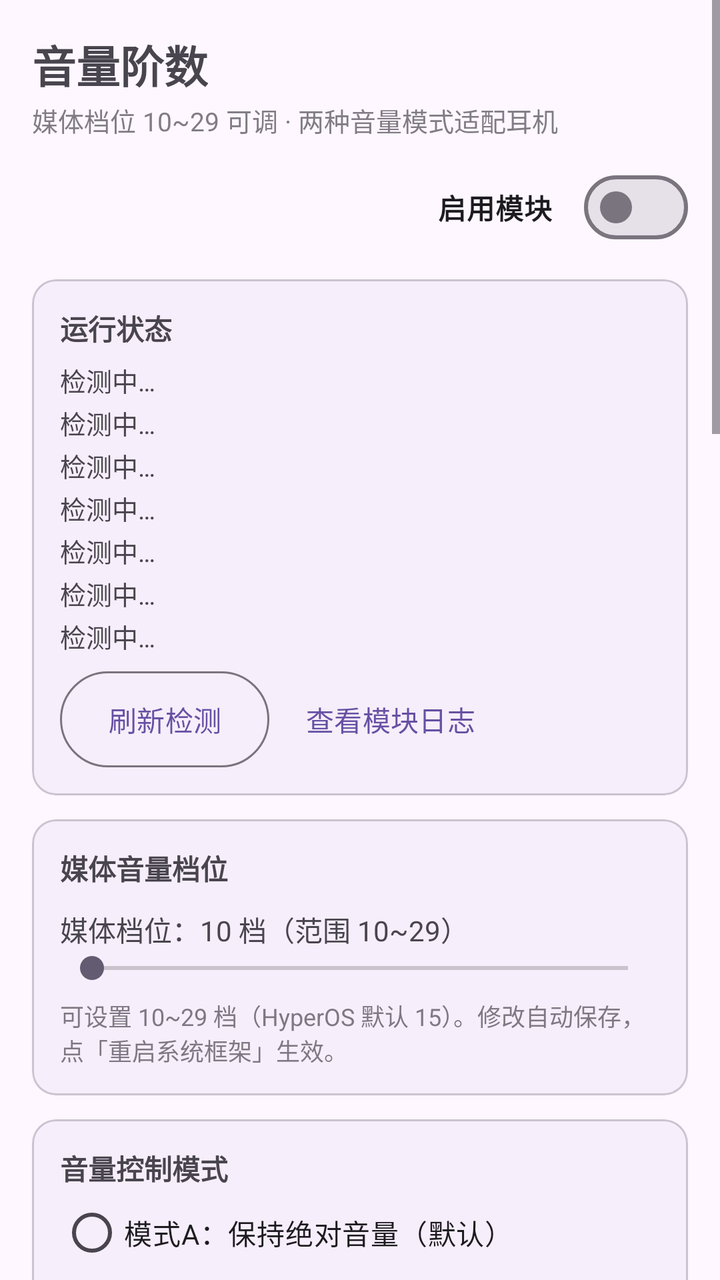
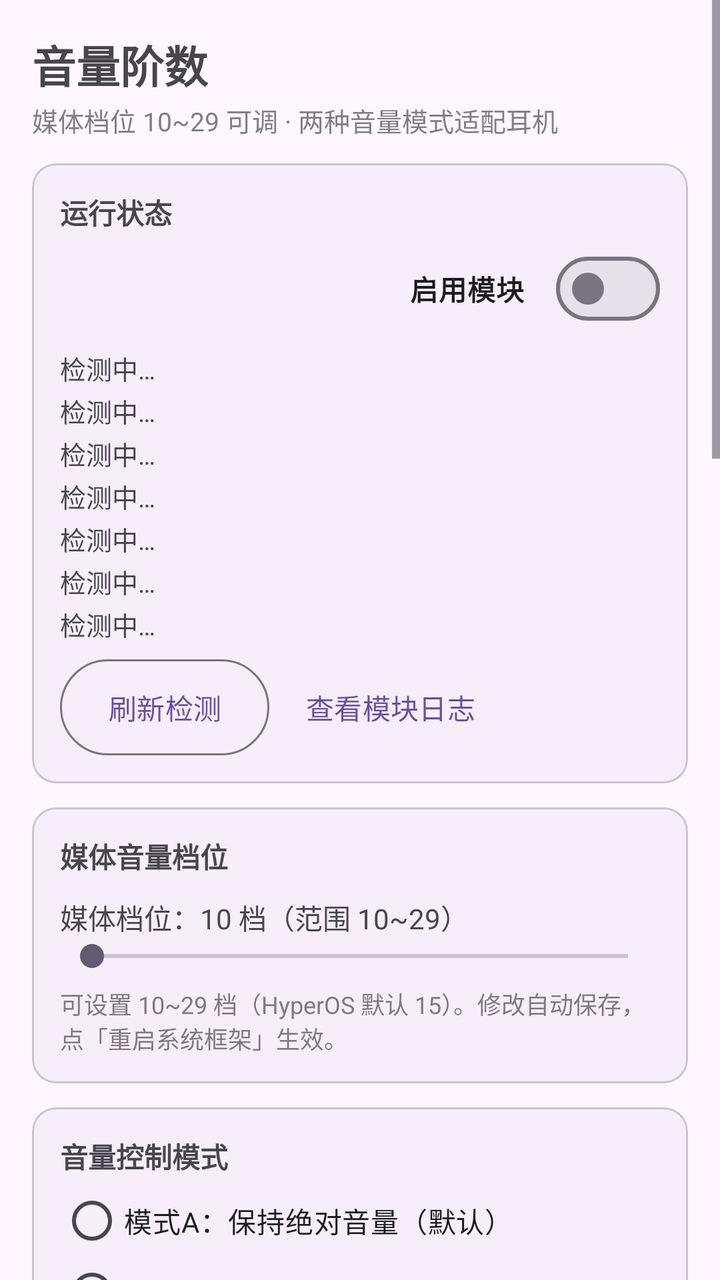

Two renders of the same Android screen: before a commit and after it. Below are the layout's source before the change and the commit's diff.
<!-- AndroidManifest.xml: application theme Theme.VolumeControl -->
<!-- res/layout/activity_main.xml -->
<?xml version="1.0" encoding="utf-8"?>
<ScrollView xmlns:android="http://schemas.android.com/apk/res/android"
    xmlns:app="http://schemas.android.com/apk/res-auto"
    android:layout_width="match_parent"
    android:layout_height="match_parent"
    android:fitsSystemWindows="true"
    android:fillViewport="true">

    <LinearLayout
        android:layout_width="match_parent"
        android:layout_height="wrap_content"
        android:orientation="vertical"
        android:padding="16dp">

        <TextView
            android:layout_width="wrap_content"
            android:layout_height="wrap_content"
            android:text="@string/app_name"
            android:textSize="22sp"
            android:textStyle="bold" />

        <TextView
            android:layout_width="wrap_content"
            android:layout_height="wrap_content"
            android:layout_marginTop="2dp"
            android:alpha="0.7"
            android:text="@string/app_subtitle"
            android:textSize="13sp" />

        <com.google.android.material.materialswitch.MaterialSwitch
            android:id="@+id/switchEnable"
            android:layout_width="wrap_content"
            android:layout_height="wrap_content"
            android:layout_gravity="end"
            android:layout_marginTop="10dp"
            android:text="@string/label_enable"
            android:textStyle="bold" />

        
        <com.google.android.material.card.MaterialCardView
            android:layout_width="match_parent"
            android:layout_height="wrap_content"
            android:layout_marginTop="12dp"
            app:cardCornerRadius="12dp"
            app:cardElevation="1dp">

            <LinearLayout
                android:layout_width="match_parent"
                android:layout_height="wrap_content"
                android:orientation="vertical"
                android:padding="14dp">

                <TextView
                    android:layout_width="wrap_content"
                    android:layout_height="wrap_content"
                    android:text="@string/sec_status"
                    android:textStyle="bold" />

                <TextView
                    android:id="@+id/tvStatusRoot"
                    android:layout_width="match_parent"
                    android:layout_height="wrap_content"
                    android:layout_marginTop="6dp"
                    android:text="@string/status_detecting"
                    android:textSize="13sp" />

                <TextView
                    android:id="@+id/tvStatusLsposed"
                    android:layout_width="match_parent"
                    android:layout_height="wrap_content"
                    android:layout_marginTop="2dp"
                    android:text="@string/status_detecting"
                    android:textSize="13sp" />

                <TextView
                    android:id="@+id/tvStatusVolume"
                    android:layout_width="match_parent"
                    android:layout_height="wrap_content"
                    android:layout_marginTop="2dp"
                    android:text="@string/status_detecting"
                    android:textSize="13sp" />

                <TextView
                    android:id="@+id/tvStatusModule"
                    android:layout_width="match_parent"
                    android:layout_height="wrap_content"
                    android:layout_marginTop="2dp"
                    android:text="@string/status_detecting"
                    android:textSize="13sp" />

                <TextView
                    android:id="@+id/tvStatusBt"
                    android:layout_width="match_parent"
                    android:layout_height="wrap_content"
                    android:layout_marginTop="2dp"
                    android:text="@string/status_detecting"
                    android:textSize="13sp" />

                <TextView
                    android:id="@+id/tvStatusConfig"
                    android:layout_width="match_parent"
                    android:layout_height="wrap_content"
                    android:layout_marginTop="2dp"
                    android:text="@string/status_detecting"
                    android:textSize="13sp" />

                <TextView
                    android:id="@+id/tvStatusAv"
                    android:layout_width="match_parent"
                    android:layout_height="wrap_content"
                    android:layout_marginTop="2dp"
                    android:text="@string/status_detecting"
                    android:textSize="13sp" />

                <LinearLayout
                    android:layout_width="match_parent"
                    android:layout_height="wrap_content"
                    android:layout_marginTop="8dp"
                    android:orientation="horizontal">

                    <com.google.android.material.button.MaterialButton
                        android:id="@+id/btnRefresh"
                        style="@style/Widget.Material3.Button.OutlinedButton"
                        android:layout_width="wrap_content"
                        android:layout_height="wrap_content"
                        android:insetTop="0dp"
                        android:insetBottom="0dp"
                        android:text="@string/btn_refresh" />

                    <com.google.android.material.button.MaterialButton
                        android:id="@+id/btnLogs"
                        style="@style/Widget.Material3.Button.TextButton"
                        android:layout_width="wrap_content"
                        android:layout_height="wrap_content"
                        android:layout_marginStart="6dp"
                        android:insetTop="0dp"
                        android:insetBottom="0dp"
                        android:text="@string/btn_logs" />
                </LinearLayout>
            </LinearLayout>
        </com.google.android.material.card.MaterialCardView>

        
        <com.google.android.material.card.MaterialCardView
            android:layout_width="match_parent"
            android:layout_height="wrap_content"
            android:layout_marginTop="12dp"
            app:cardCornerRadius="12dp"
            app:cardElevation="1dp">

            <LinearLayout
                android:layout_width="match_parent"
                android:layout_height="wrap_content"
                android:orientation="vertical"
                android:padding="14dp">

                <TextView
                    android:layout_width="wrap_content"
                    android:layout_height="wrap_content"
                    android:text="@string/sec_media"
                    android:textStyle="bold" />

                <TextView
                    android:id="@+id/tvMediaSteps"
                    android:layout_width="match_parent"
                    android:layout_height="wrap_content"
                    android:layout_marginTop="10dp"
                    android:textSize="14sp"
                    android:text="@string/label_media_steps_default" />

                <SeekBar
                    android:id="@+id/seekMediaSteps"
                    android:layout_width="match_parent"
                    android:layout_height="wrap_content"
                    android:max="19" />

                <TextView
                    android:layout_width="match_parent"
                    android:layout_height="wrap_content"
                    android:layout_marginTop="6dp"
                    android:alpha="0.7"
                    android:text="@string/media_hint"
                    android:textSize="12sp" />
            </LinearLayout>
        </com.google.android.material.card.MaterialCardView>

        
        <com.google.android.material.card.MaterialCardView
            android:layout_width="match_parent"
            android:layout_height="wrap_content"
            android:layout_marginTop="12dp"
            app:cardCornerRadius="12dp"
            app:cardElevation="1dp">

            <LinearLayout
                android:layout_width="match_parent"
                android:layout_height="wrap_content"
                android:orientation="vertical"
                android:padding="14dp">

                <TextView
                    android:layout_width="wrap_content"
                    android:layout_height="wrap_content"
                    android:text="@string/sec_bt"
                    android:textStyle="bold" />

                <RadioGroup
                    android:id="@+id/radioBtMode"
                    android:layout_width="match_parent"
                    android:layout_height="wrap_content"
                    android:layout_marginTop="4dp"
                    android:orientation="vertical">

                    <RadioButton
                        android:id="@+id/radioModeAbsolute"
                        android:layout_width="match_parent"
                        android:layout_height="wrap_content"
                        android:minHeight="36dp"
                        android:text="@string/mode_absolute" />

                    <RadioButton
                        android:id="@+id/radioModeSoftware"
                        android:layout_width="match_parent"
                        android:layout_height="wrap_content"
                        android:minHeight="36dp"
                        android:text="@string/mode_software" />
                </RadioGroup>

                <TextView
                    android:layout_width="match_parent"
                    android:layout_height="wrap_content"
                    android:layout_marginTop="2dp"
                    android:alpha="0.7"
                    android:text="@string/mode_hint"
                    android:textSize="12sp" />

                <TextView
                    android:id="@+id/tvAvrcpSummary"
                    android:layout_width="match_parent"
                    android:layout_height="wrap_content"
                    android:layout_marginTop="10dp"
                    android:textSize="13sp" />

                <TextView
                    android:id="@+id/tvAvrcpDetail"
                    android:layout_width="match_parent"
                    android:layout_height="wrap_content"
                    android:layout_marginTop="6dp"
                    android:fontFamily="monospace"
                    android:textSize="11sp" />
            </LinearLayout>
        </com.google.android.material.card.MaterialCardView>

        
        <com.google.android.material.card.MaterialCardView
            android:layout_width="match_parent"
            android:layout_height="wrap_content"
            android:layout_marginTop="12dp"
            app:cardCornerRadius="12dp"
            app:cardElevation="1dp">

            <LinearLayout
                android:layout_width="match_parent"
                android:layout_height="wrap_content"
                android:orientation="vertical"
                android:padding="14dp">

                <TextView
                    android:layout_width="wrap_content"
                    android:layout_height="wrap_content"
                    android:text="@string/sec_bt_range"
                    android:textStyle="bold" />

                <TextView
                    android:id="@+id/tvMinAbs"
                    android:layout_width="match_parent"
                    android:layout_height="wrap_content"
                    android:layout_marginTop="6dp"
                    android:textSize="14sp" />

                <SeekBar
                    android:id="@+id/seekMinAbs"
                    android:layout_width="match_parent"
                    android:layout_height="wrap_content"
                    android:max="127" />

                <TextView
                    android:id="@+id/tvMaxAbs"
                    android:layout_width="match_parent"
                    android:layout_height="wrap_content"
                    android:textSize="14sp" />

                <SeekBar
                    android:id="@+id/seekMaxAbs"
                    android:layout_width="match_parent"
                    android:layout_height="wrap_content"
                    android:max="127" />

                
                <TextView
                    android:id="@+id/tvAttenMultiplier"
                    android:layout_width="match_parent"
                    android:layout_height="wrap_content"
                    android:layout_marginTop="8dp"
                    android:textSize="14sp"
                    android:visibility="gone" />

                <SeekBar
                    android:id="@+id/seekAttenMultiplier"
                    android:layout_width="match_parent"
                    android:layout_height="wrap_content"
                    android:max="200"
                    android:progress="100"
                    android:visibility="gone" />

                <TextView
                    android:id="@+id/tvRangeHint"
                    android:layout_width="match_parent"
                    android:layout_height="wrap_content"
                    android:alpha="0.7"
                    android:text="@string/range_hint"
                    android:textSize="12sp" />
            </LinearLayout>
        </com.google.android.material.card.MaterialCardView>

        
        <com.google.android.material.card.MaterialCardView
            android:layout_width="match_parent"
            android:layout_height="wrap_content"
            android:layout_marginTop="12dp"
            app:cardCornerRadius="12dp"
            app:cardElevation="1dp">

            <LinearLayout
                android:layout_width="match_parent"
                android:layout_height="wrap_content"
                android:orientation="vertical"
                android:padding="14dp">

                <TextView
                    android:layout_width="wrap_content"
                    android:layout_height="wrap_content"
                    android:text="@string/sec_actions"
                    android:textStyle="bold" />

                <TextView
                    android:id="@+id/tvPending"
                    android:layout_width="match_parent"
                    android:layout_height="wrap_content"
                    android:layout_marginTop="6dp"
                    android:textSize="13sp" />

                <com.google.android.material.button.MaterialButton
                    android:id="@+id/btnApplyChanges"
                    style="@style/Widget.Material3.Button.TonalButton"
                    android:layout_width="match_parent"
                    android:layout_height="wrap_content"
                    android:layout_marginTop="8dp"
                    android:text="@string/btn_apply_changes" />

                <com.google.android.material.button.MaterialButton
                    android:id="@+id/btnRestartBt"
                    style="@style/Widget.Material3.Button.OutlinedButton"
                    android:layout_width="match_parent"
                    android:layout_height="wrap_content"
                    android:layout_marginTop="8dp"
                    android:text="@string/btn_restart_bt" />

                <com.google.android.material.button.MaterialButton
                    android:id="@+id/btnApplyRestart"
                    android:layout_width="match_parent"
                    android:layout_height="wrap_content"
                    android:layout_marginTop="6dp"
                    android:text="@string/btn_apply_restart" />

                <com.google.android.material.button.MaterialButton
                    android:id="@+id/btnReset"
                    style="@style/Widget.Material3.Button.OutlinedButton"
                    android:layout_width="match_parent"
                    android:layout_height="wrap_content"
                    android:layout_marginTop="6dp"
                    android:text="@string/btn_reset" />

                <TextView
                    android:layout_width="match_parent"
                    android:layout_height="wrap_content"
                    android:layout_marginTop="10dp"
                    android:alpha="0.7"
                    android:text="@string/ops_hint"
                    android:textSize="12sp" />
            </LinearLayout>
        </com.google.android.material.card.MaterialCardView>

        
        <com.google.android.material.card.MaterialCardView
            android:layout_width="match_parent"
            android:layout_height="wrap_content"
            android:layout_marginTop="12dp"
            android:layout_marginBottom="16dp"
            app:cardCornerRadius="12dp"
            app:cardElevation="1dp">

            <LinearLayout
                android:layout_width="match_parent"
                android:layout_height="wrap_content"
                android:orientation="vertical"
                android:padding="14dp">

                <TextView
                    android:layout_width="wrap_content"
                    android:layout_height="wrap_content"
                    android:text="@string/sec_guide"
                    android:textStyle="bold" />

                <TextView
                    android:layout_width="match_parent"
                    android:layout_height="wrap_content"
                    android:layout_marginTop="6dp"
                    android:lineSpacingExtra="3dp"
                    android:text="@string/guide_text"
                    android:textSize="13sp" />
            </LinearLayout>
        </com.google.android.material.card.MaterialCardView>
    </LinearLayout>
</ScrollView>
<!-- resources referenced by this layout -->
<resources>
  <string name="app_name">音量阶数</string>
  <string name="app_subtitle">媒体档位 10~29 可调 · 两种音量模式适配耳机</string>
  <string name="btn_apply_changes">应用修改（模式/音量范围）</string>
  <string name="btn_apply_restart">重启系统框架（媒体档位数修改后）</string>
  <string name="btn_logs">查看模块日志</string>
  <string name="btn_refresh">刷新检测</string>
  <string name="btn_reset">恢复系统默认（关闭模块）</string>
  <string name="btn_restart_bt">重启蓝牙 (模式和音量范围调整后)</string>
  <string name="guide_text" formatted="false">1. 在 LSPosed 中启用本模块，然后重启系统框架（本页按钮即可）。
  
  2. 媒体音量档位：可设置 10~29 档（HyperOS 默认 15），只影响媒体流（音乐/视频）。修改档位数后点「重启系统框架」，期间黑屏属正常现象。
  
  3. 模式A（默认，保持绝对音量）：蓝牙耳机保持绝对音量控制，手机系统音量线性不变。minA&gt;0 时第 1 档的 AVRCP 音量 = 已设置的最小音量；minA=0 时保持系统默认线性。
  
  4. 模式B（低音量问题首选）：停用蓝牙绝对音量，由手机端软件衰减音频信号，耳机固定自身硬件音量；音量范围和衰减乘数对有线+蓝牙均生效。
  
  5. 音量范围：两种模式分别保存独立的音量范围（最小/最大/衰减乘数）。
  
  6. 生效方式：修改自动保存；切换模式或调整音量范围后点【应用修改】推送配置，下一次音量变化时即时生效，无需重启蓝牙。
  
  7. 恢复默认：点「恢复系统默认」并重启生效；或在 LSPosed 中停用模块后重启手机。
  
  8. 排查：状态区查看「系统配置键」与媒体档位是否生效；点「查看模块日志」查看模块自写日志。</string>
  <string name="label_enable">启用模块</string>
  <string name="label_media_steps_default">媒体档位：10 档（范围 10~29）</string>
  <string name="media_hint">可设置 10~29 档（HyperOS 默认 15）。修改自动保存，点「重启系统框架」生效。</string>
  <string name="mode_absolute">模式A：保持绝对音量（默认）</string>
  <string name="mode_hint" formatted="false">模式A：保持蓝牙耳机绝对音量控制，手机系统音量线性不变。模式B：停用蓝牙绝对音量，由手机端软件衰减音频，耳机固定自身硬件音量。两种模式的音量范围均对所有音频设备（有线 + 蓝牙）立即生效。</string>
  <string name="mode_software">模式B：停用绝对音量（手机端衰减）</string>
  <string name="ops_hint">修改后自动保存；点「应用修改」可手动推送。模式与音量范围切换不需重启蓝牙，仅媒体档位数修改后需点「重启系统框架」。</string>
  <string name="range_hint" formatted="false">两种模式分别保存独立的音量范围。模式A：仅对蓝牙耳机 AVRCP 映射生效（「最小」抬高第 1 档，「最大」限制最高音量）。模式B：对有线+蓝牙均生效，额外提供「衰减乘数」。</string>
  <string name="sec_actions">操作</string>
  <string name="sec_bt">音量控制模式</string>
  <string name="sec_bt_range">音量范围</string>
  <string name="sec_guide">使用说明</string>
  <string name="sec_media">媒体音量档位</string>
  <string name="sec_status">运行状态</string>
  <string name="status_detecting">检测中…</string>
  <style name="Theme.VolumeControl" parent="Theme.Material3.DayNight.NoActionBar" />
</resources>

<!-- the commit's change to res/layout/activity_main.xml (unified diff, before → after) -->
@@ -27,15 +27,6 @@
             android:text="@string/app_subtitle"
             android:textSize="13sp" />
 
-        <com.google.android.material.materialswitch.MaterialSwitch
-            android:id="@+id/switchEnable"
-            android:layout_width="wrap_content"
-            android:layout_height="wrap_content"
-            android:layout_gravity="end"
-            android:layout_marginTop="10dp"
-            android:text="@string/label_enable"
-            android:textStyle="bold" />
-
         
         <com.google.android.material.card.MaterialCardView
             android:layout_width="match_parent"
@@ -54,6 +45,15 @@
                     android:layout_width="wrap_content"
                     android:layout_height="wrap_content"
                     android:text="@string/sec_status"
+                    android:textStyle="bold" />
+
+                <com.google.android.material.materialswitch.MaterialSwitch
+                    android:id="@+id/switchEnable"
+                    android:layout_width="wrap_content"
+                    android:layout_height="wrap_content"
+                    android:layout_gravity="end"
+                    android:layout_marginTop="4dp"
+                    android:text="@string/label_enable"
                     android:textStyle="bold" />
 
                 <TextView
@@ -351,14 +351,6 @@
                     android:textSize="13sp" />
 
                 <com.google.android.material.button.MaterialButton
-                    android:id="@+id/btnApplyChanges"
-                    style="@style/Widget.Material3.Button.TonalButton"
-                    android:layout_width="match_parent"
-                    android:layout_height="wrap_content"
-                    android:layout_marginTop="8dp"
-                    android:text="@string/btn_apply_changes" />
-
-                <com.google.android.material.button.MaterialButton
                     android:id="@+id/btnRestartBt"
                     style="@style/Widget.Material3.Button.OutlinedButton"
                     android:layout_width="match_parent"
<!-- resource entries referenced after the edit -->
@@ -2,23 +2,22 @@
 <resources>
   <string name="app_name">音量阶数</string>
   <string name="app_subtitle">媒体档位 10~29 可调 · 两种音量模式适配耳机</string>
-  <string name="btn_apply_changes">应用修改（模式/音量范围）</string>
   <string name="btn_apply_restart">重启系统框架（媒体档位数修改后）</string>
   <string name="btn_logs">查看模块日志</string>
   <string name="btn_refresh">刷新检测</string>
   <string name="btn_reset">恢复系统默认（关闭模块）</string>
-  <string name="btn_restart_bt">重启蓝牙 (模式和音量范围调整后)</string>
+  <string name="btn_restart_bt">重启蓝牙 (模式/音量范围调整后)</string>
   <string name="guide_text" formatted="false">1. 在 LSPosed 中启用本模块，然后重启系统框架（本页按钮即可）。
   
   2. 媒体音量档位：可设置 10~29 档（HyperOS 默认 15），只影响媒体流（音乐/视频）。修改档位数后点「重启系统框架」，期间黑屏属正常现象。
   
-  3. 模式A（默认，保持绝对音量）：蓝牙耳机保持绝对音量控制，手机系统音量线性不变。minA&gt;0 时第 1 档的 AVRCP 音量 = 已设置的最小音量；minA=0 时保持系统默认线性。
+  3. 模式A（默认，保持绝对音量）：蓝牙耳机保持绝对音量控制，手机系统音量线性不变。档位经 sqrt 低音量增强曲线映射为 AVRCP 音量（0~127）。
   
   4. 模式B（低音量问题首选）：停用蓝牙绝对音量，由手机端软件衰减音频信号，耳机固定自身硬件音量；音量范围和衰减乘数对有线+蓝牙均生效。
   
   5. 音量范围：两种模式分别保存独立的音量范围（最小/最大/衰减乘数）。
   
-  6. 生效方式：修改自动保存；切换模式或调整音量范围后点【应用修改】推送配置，下一次音量变化时即时生效，无需重启蓝牙。
+  6. 生效方式：修改自动保存。切换模式或调整音量范围后需点「重启蓝牙」生效；仅媒体档位数修改后需点「重启系统框架」。
   
   7. 恢复默认：点「恢复系统默认」并重启生效；或在 LSPosed 中停用模块后重启手机。
   
@@ -29,7 +28,7 @@
   <string name="mode_absolute">模式A：保持绝对音量（默认）</string>
   <string name="mode_hint" formatted="false">模式A：保持蓝牙耳机绝对音量控制，手机系统音量线性不变。模式B：停用蓝牙绝对音量，由手机端软件衰减音频，耳机固定自身硬件音量。两种模式的音量范围均对所有音频设备（有线 + 蓝牙）立即生效。</string>
   <string name="mode_software">模式B：停用绝对音量（手机端衰减）</string>
-  <string name="ops_hint">修改后自动保存；点「应用修改」可手动推送。模式与音量范围切换不需重启蓝牙，仅媒体档位数修改后需点「重启系统框架」。</string>
+  <string name="ops_hint">修改后自动保存。切换模式或调整音量范围后需点「重启蓝牙」；仅媒体档位数修改后需点「重启系统框架」。</string>
   <string name="range_hint" formatted="false">两种模式分别保存独立的音量范围。模式A：仅对蓝牙耳机 AVRCP 映射生效（「最小」抬高第 1 档，「最大」限制最高音量）。模式B：对有线+蓝牙均生效，额外提供「衰减乘数」。</string>
   <string name="sec_actions">操作</string>
   <string name="sec_bt">音量控制模式</string>
